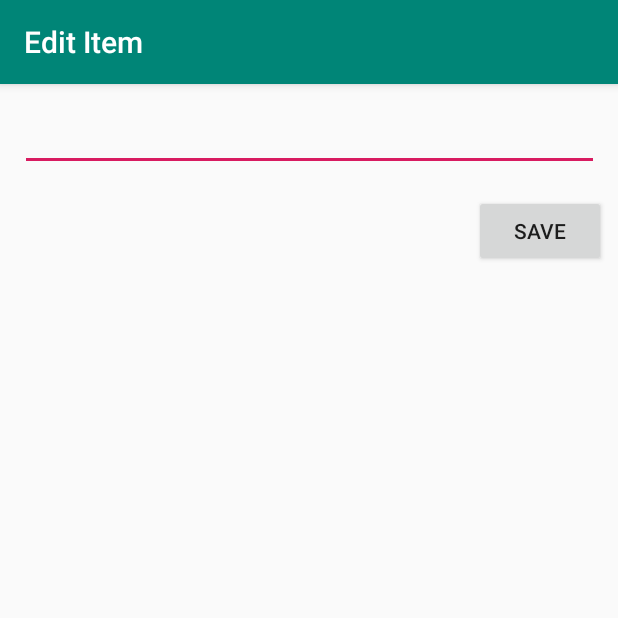
After one commit to ethanhoroschak/SimpleTodo, an Android app: the EditItemActivity screen opened directly, with no data from a screen before it, on a phone screen of 412 x 824 dp, the top half of it. The commit adds this screen. Run offline under Robolectric (Android 15) with nearby library versions, the phone set to English and light mode, and no system bars.

Commit message:
add edit feature

```diff
--- a/app/build.gradle
+++ b/app/build.gradle
@@ -26,5 +26,5 @@ dependencies {
     testImplementation 'junit:junit:4.12'
     androidTestImplementation 'androidx.test:runner:1.2.0'
     androidTestImplementation 'androidx.test.espresso:espresso-core:3.2.0'
-    compile 'commons-io:commons-io:2.5'
+    implementation 'commons-io:commons-io:2.5'
 }
--- /dev/null
+++ b/app/src/main/java/com/horoschak/simpletodo/EditItemActivity.java
@@ -0,0 +1,45 @@
+package com.horoschak.simpletodo;
+
+import android.content.Intent;
+import android.os.Bundle;
+import android.view.View;
+import android.widget.EditText;
+
+import androidx.appcompat.app.AppCompatActivity;
+
+public class EditItemActivity extends AppCompatActivity {
+    //item description
+    EditText etItemText;
+    //item position
+    int position;
+
+    //Constants:
+    // a numeric code to identify the edit activity
+    public static final int EDIT_REQUEST_CODE = 20;
+    // keys used for passing data between activities
+    public static final String ITEM_TEXT = "itemText";
+    public static final String ITEM_POSITION = "itemPosition";
+
+    @Override
+    protected void onCreate(Bundle savedInstanceState) {
+        super.onCreate(savedInstanceState);
+        setContentView(R.layout.activity_edit_item);
+        //Find edittext object
+        etItemText = (EditText) findViewById(R.id.etItemText);
+        // set the text field's content
+        etItemText.setText(getIntent().getStringExtra(ITEM_TEXT));
+        position = getIntent().getIntExtra(ITEM_POSITION, 0);
+        // set the title bar to reflect the purpose of the view
+        getSupportActionBar().setTitle("Edit Item");
+    }
+
+    public void onSaveItem(View v) {
+        Intent data = new Intent();
+        // Pass updated item text and original position
+        data.putExtra(ITEM_TEXT, etItemText.getText().toString());
+        data.putExtra(ITEM_POSITION, position);
+        // set result code and bundle data for response
+        setResult(RESULT_OK, data);
+        finish();
+    }
+}
--- /dev/null
+++ b/app/src/main/res/layout/activity_edit_item.xml
@@ -0,0 +1,36 @@
+<?xml version="1.0" encoding="utf-8"?>
+<androidx.constraintlayout.widget.ConstraintLayout xmlns:android="http://schemas.android.com/apk/res/android"
+    xmlns:app="http://schemas.android.com/apk/res-auto"
+    xmlns:tools="http://schemas.android.com/tools"
+    android:layout_width="match_parent"
+    android:layout_height="match_parent"
+    tools:context=".EditItemActivity">
+
+    <EditText
+        android:id="@+id/etItemText"
+        android:layout_width="386dp"
+        android:layout_height="42dp"
+        android:layout_marginStart="8dp"
+        android:layout_marginLeft="8dp"
+        android:layout_marginTop="16dp"
+        android:layout_marginEnd="8dp"
+        android:layout_marginRight="8dp"
+        android:ems="10"
+        android:gravity="start|top"
+        android:inputType="textMultiLine"
+        app:layout_constraintEnd_toEndOf="parent"
+        app:layout_constraintStart_toStartOf="parent"
+        app:layout_constraintTop_toTopOf="parent" />
+
+    <Button
+        android:id="@+id/btnSave"
+        android:layout_width="wrap_content"
+        android:layout_height="wrap_content"
+        android:layout_marginTop="16dp"
+        android:layout_marginEnd="8dp"
+        android:layout_marginRight="8dp"
+        android:onClick="onSaveItem"
+        android:text="@string/save"
+        app:layout_constraintEnd_toEndOf="parent"
+        app:layout_constraintTop_toBottomOf="@+id/etItemText" />
+</androidx.constraintlayout.widget.ConstraintLayout>
--- a/app/src/main/res/values/strings.xml
+++ b/app/src/main/res/values/strings.xml
@@ -2,4 +2,5 @@
     <string name="app_name">SimpleTodo</string>
     <string name="add_a_new_item">Add a new item</string>
     <string name="add">Add</string>
+    <string name="save">Save</string>
 </resources>
```
Also changed, not shown: app/src/main/AndroidManifest.xml (+4 -3 lines), app/src/main/java/com/horoschak/simpletodo/MainActivity.java (+38 -0 lines).
